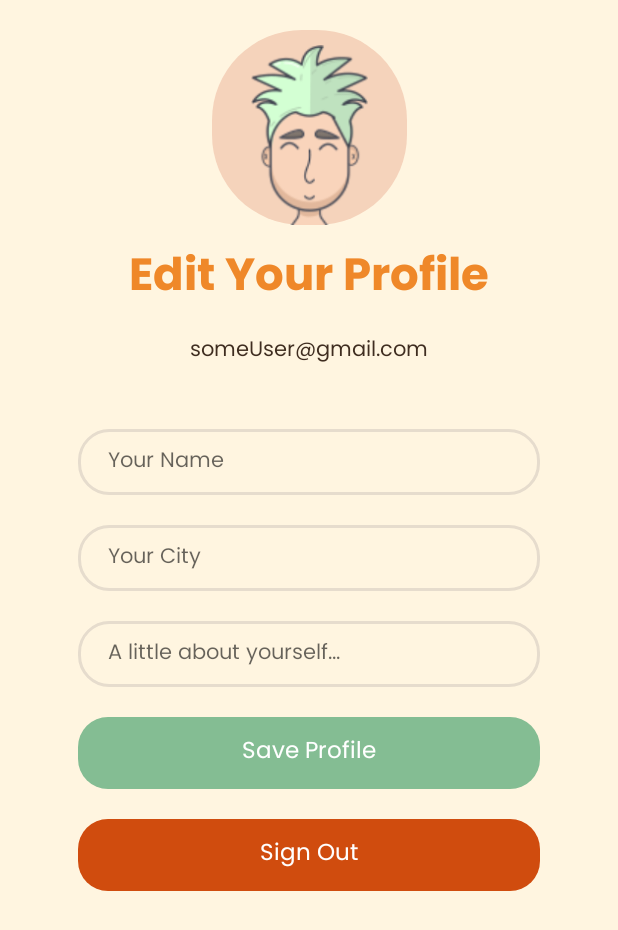
After one commit to anibalbastiass/android.ob.foodapp, an Android app: the fragment ProfileFragment placed in its activity, on a phone screen of 412 x 824 dp. The commit adds this screen. Shown: the top 930 px of the screen. Run offline under Robolectric (Android 15) with nearby library versions, the phone set to English and light mode, and no system bars; our stand-ins replace navigation-ui; libraries missing offline, so code that uses them is left out: org.kodein.di; 4 statements that could not run were skipped.

Commit message:
Implement Profile layout

```diff
--- a/app/src/main/java/com/ob/foodapp/FoodAppNavigator.kt
+++ b/app/src/main/java/com/ob/foodapp/FoodAppNavigator.kt
@@ -2,6 +2,7 @@ package com.ob.foodapp
 
 import android.view.View
 import androidx.navigation.findNavController
+import com.ob.foodapp.feature.result.ui.ResultFragmentDirections
 import com.ob.foodapp.feature.signin.ui.SignInFragmentDirections
 
 class FoodAppNavigator {
@@ -11,4 +12,8 @@ class FoodAppNavigator {
         view.findNavController().navigate(direction)
     }
 
+    fun navigateToProfile(view: View, email: String) {
+        val direction = ResultFragmentDirections.actionNavResultToNavProfile(email)
+        view.findNavController().navigate(direction)
+    }
 }
--- /dev/null
+++ b/app/src/main/java/com/ob/foodapp/feature/profile/ui/ProfileFragment.kt
@@ -0,0 +1,23 @@
+package com.ob.foodapp.feature.profile.ui
+
+import androidx.fragment.app.Fragment
+import com.ob.foodapp.BuildConfig
+import com.ob.foodapp.R
+import com.ob.foodapp.databinding.FragmentProfileBinding
+import com.ob.foodapp.databinding.FragmentSignInBinding
+import org.kodein.di.KodeinAware
+import org.kodein.di.KodeinTrigger
+import org.kodein.di.android.x.kodein
+import org.kodein.di.generic.kcontext
+
+class ProfileFragment: Fragment(R.layout.fragment_profile), KodeinAware {
+
+    @SuppressWarnings("LeakingThisInConstructor")
+    override val kodeinContext = kcontext<Fragment>(this)
+    override val kodein by kodein()
+    override val kodeinTrigger: KodeinTrigger? by lazy {
+        if (BuildConfig.DEBUG) KodeinTrigger() else super.kodeinTrigger
+    }
+
+    private lateinit var binding: FragmentProfileBinding
+}
--- a/app/src/main/java/com/ob/foodapp/feature/result/ui/ResultFragment.kt
+++ b/app/src/main/java/com/ob/foodapp/feature/result/ui/ResultFragment.kt
@@ -9,6 +9,7 @@ import androidx.recyclerview.widget.GridLayoutManager
 import androidx.recyclerview.widget.RecyclerView
 import com.google.android.material.tabs.TabLayout
 import com.ob.foodapp.BuildConfig
+import com.ob.foodapp.FoodAppNavigator
 import com.ob.foodapp.R
 import com.ob.foodapp.databinding.FragmentResultBinding
 import com.ob.foodapp.feature.result.presentation.viewmodel.ResultViewModel
@@ -26,6 +27,8 @@ import org.kodein.di.generic.kcontext
 
 class ResultFragment : Fragment(R.layout.fragment_result), KodeinAware {
 
+    private var mainView: View? = null
+
     @SuppressWarnings("LeakingThisInConstructor")
     override val kodeinContext = kcontext<Fragment>(this)
     override val kodein by kodein()
@@ -35,6 +38,7 @@ class ResultFragment : Fragment(R.layout.fragment_result), KodeinAware {
 
     private lateinit var binding: FragmentResultBinding
     private val resultViewModel: ResultViewModel by instance()
+    private val navigator: FoodAppNavigator by instance()
     private val resultAdapter = ResultAdapter()
 
     private val stateObserver = Observer<ResultViewState> { viewState ->
@@ -61,11 +65,16 @@ class ResultFragment : Fragment(R.layout.fragment_result), KodeinAware {
         super.onViewCreated(view, savedInstanceState)
         binding = FragmentResultBinding.bind(view)
         kodeinTrigger?.trigger()
+
+        this.mainView = view
+
         initTitle()
         initResultAdapter()
         onSelectTabItem()
 
         observe(resultViewModel.stateLiveData, stateObserver)
+
+        resultViewModel.getItemsByCategory(binding.tlCategories.getTabAt(0)?.text.toString())
     }
 
     private fun onSelectTabItem() {
@@ -99,6 +108,10 @@ class ResultFragment : Fragment(R.layout.fragment_result), KodeinAware {
             fullText = getString(R.string.what_would_),
             boldText = "you like?"
         )
+
+        binding.ivProfile.setOnClickListener {
+            navigator.navigateToProfile(mainView!!, "")
+        }
     }
 
 }
--- /dev/null
+++ b/app/src/main/res/layout/fragment_profile.xml
@@ -0,0 +1,141 @@
+<?xml version="1.0" encoding="utf-8"?>
+<androidx.constraintlayout.widget.ConstraintLayout xmlns:android="http://schemas.android.com/apk/res/android"
+    xmlns:app="http://schemas.android.com/apk/res-auto"
+    android:layout_width="match_parent"
+    android:layout_height="match_parent"
+    android:background="@color/backgroundDefault">
+
+    <ImageView
+        android:id="@+id/ivProfile"
+        android:layout_width="130dp"
+        android:layout_height="130dp"
+        android:layout_margin="20dp"
+        android:background="@drawable/oval_placeholder"
+        android:clickable="true"
+        android:focusable="true"
+        android:src="@drawable/profile_placeholder"
+        app:layout_constraintEnd_toEndOf="parent"
+        app:layout_constraintStart_toStartOf="parent"
+        app:layout_constraintTop_toTopOf="parent" />
+
+    <TextView
+        android:id="@+id/tvEditProfileTitle"
+        android:layout_width="0dp"
+        android:layout_height="wrap_content"
+        android:layout_margin="10dp"
+        android:fontFamily="@font/poppins_bold"
+        android:gravity="center_horizontal"
+        android:text="@string/edit_your_p"
+        android:textAppearance="@style/edit_your_p"
+        app:layout_constraintEnd_toEndOf="parent"
+        app:layout_constraintStart_toStartOf="parent"
+        app:layout_constraintTop_toBottomOf="@+id/ivProfile" />
+
+    <TextView
+        android:id="@+id/tvProfileEmail"
+        android:layout_width="0dp"
+        android:layout_height="wrap_content"
+        android:layout_margin="10dp"
+        android:fontFamily="@font/poppins_regular"
+        android:gravity="center_horizontal"
+        android:text="@string/someuser_gm"
+        android:textAppearance="@style/someuser_gm"
+        app:layout_constraintEnd_toEndOf="parent"
+        app:layout_constraintStart_toStartOf="parent"
+        app:layout_constraintTop_toBottomOf="@+id/tvEditProfileTitle" />
+
+    <EditText
+        android:id="@+id/etName"
+        android:layout_width="308dp"
+        android:layout_height="wrap_content"
+        android:layout_marginStart="20dp"
+        android:layout_marginTop="40dp"
+        android:layout_marginEnd="20dp"
+        android:background="@drawable/textbox"
+        android:fontFamily="@font/poppins_regular"
+        android:hint="@string/your_name"
+        android:imeOptions="actionNext"
+        android:inputType="textAutoCorrect"
+        android:maxEms="50"
+        android:maxLines="1"
+        android:textAppearance="@style/your_email"
+        app:layout_constraintEnd_toEndOf="parent"
+        app:layout_constraintStart_toStartOf="parent"
+        app:layout_constraintTop_toBottomOf="@+id/tvProfileEmail" />
+
+    <EditText
+        android:id="@+id/etCity"
+        android:layout_width="308dp"
+        android:layout_height="wrap_content"
+        android:layout_margin="20dp"
+        android:background="@drawable/textbox"
+        android:fontFamily="@font/poppins_regular"
+        android:hint="@string/your_city"
+        android:imeOptions="actionNext"
+        android:inputType="textAutoCorrect"
+        android:maxEms="50"
+        android:maxLines="1"
+        android:textAppearance="@style/your_email"
+        app:layout_constraintEnd_toEndOf="parent"
+        app:layout_constraintStart_toStartOf="parent"
+        app:layout_constraintTop_toBottomOf="@+id/etName" />
+
+    <EditText
+        android:id="@+id/etBio"
+        android:layout_width="308dp"
+        android:layout_height="wrap_content"
+        android:layout_margin="20dp"
+        android:background="@drawable/textbox"
+        android:fontFamily="@font/poppins_regular"
+        android:hint="@string/your_bio"
+        android:imeOptions="actionDone"
+        android:inputType="textAutoCorrect"
+        android:maxEms="50"
+        android:maxLines="1"
+        android:textAppearance="@style/your_email"
+        app:layout_constraintEnd_toEndOf="parent"
+        app:layout_constraintStart_toStartOf="parent"
+        app:layout_constraintTop_toBottomOf="@+id/etCity" />
+
+    <Button
+        android:id="@+id/btnSaveProfile"
+        android:layout_width="308dp"
+        android:layout_height="wrap_content"
+        android:layout_marginTop="20dp"
+        android:background="@drawable/button_primary"
+        android:fontFamily="@font/poppins_regular"
+        android:stateListAnimator="@null"
+        android:text="@string/save_profile"
+        android:textAppearance="@style/sign_in"
+        app:layout_constraintEnd_toEndOf="parent"
+        app:layout_constraintStart_toStartOf="parent"
+        app:layout_constraintTop_toBottomOf="@+id/etBio" />
+
+    <Button
+        android:id="@+id/btnSignOut"
+        android:layout_width="308dp"
+        android:layout_height="wrap_content"
+        android:layout_marginTop="20dp"
+        android:background="@drawable/button_secondary"
+        android:fontFamily="@font/poppins_regular"
+        android:stateListAnimator="@null"
+        android:text="@string/sign_out"
+        android:textAppearance="@style/sign_in"
+        app:layout_constraintEnd_toEndOf="parent"
+        app:layout_constraintStart_toStartOf="parent"
+        app:layout_constraintTop_toBottomOf="@+id/btnSaveProfile" />
+
+    <ProgressBar
+        android:id="@+id/pbSaveProfile"
+        android:layout_width="wrap_content"
+        android:layout_height="wrap_content"
+        android:layout_marginTop="20dp"
+        android:progressTint="@color/green_tab"
+        android:visibility="gone"
+        app:layout_constraintBottom_toBottomOf="parent"
+        app:layout_constraintEnd_toEndOf="parent"
+        app:layout_constraintStart_toStartOf="parent"
+        app:layout_constraintTop_toBottomOf="@+id/etCity" />
+
+
+</androidx.constraintlayout.widget.ConstraintLayout>
--- a/app/src/main/res/layout/fragment_result.xml
+++ b/app/src/main/res/layout/fragment_result.xml
@@ -20,6 +20,7 @@
         app:layout_constraintTop_toTopOf="parent" />
 
     <ImageView
+        android:id="@+id/ivProfile"
         android:layout_width="46dp"
         android:layout_height="46dp"
         android:layout_margin="20dp"
--- a/app/src/main/res/navigation/app_nav_graph.xml
+++ b/app/src/main/res/navigation/app_nav_graph.xml
@@ -26,6 +26,21 @@
         <argument
             android:name="email"
             app:argType="string" />
+        <action
+            android:id="@+id/action_nav_result_to_nav_profile"
+            app:destination="@id/nav_profile" />
+
+    </fragment>
+
+    <fragment
+        android:id="@+id/nav_profile"
+        android:name="com.ob.foodapp.feature.profile.ui.ProfileFragment"
+        android:label="@string/fragment_profile"
+        tools:layout="@layout/fragment_profile">
+
+        <argument
+            android:name="email"
+            app:argType="string" />
 
     </fragment>
 
--- a/app/src/main/res/values/strings.xml
+++ b/app/src/main/res/values/strings.xml
@@ -2,4 +2,10 @@
     <string name="app_name">Food App</string>
     <string name="fragment_sign_in">Sign In</string>
     <string name="fragment_result">Result</string>
+    <string name="fragment_profile">Profile</string>
+    <string name="your_bio">A little about yourself...</string>
+    <string name="your_city">Your City</string>
+    <string name="your_name">Your Name</string>
+    <string name="save_profile">Save Profile</string>
+    <string name="sign_out">Sign Out</string>
 </resources>
--- /dev/null
+++ b/library/ui-core/src/main/res/drawable/button_secondary.xml
@@ -0,0 +1,22 @@
+<?xml version="1.0" encoding="utf-8"?>
+<ripple xmlns:android="http://schemas.android.com/apk/res/android"
+    android:color="#D04C0E">
+    <item android:id="@android:id/mask">
+        <shape android:shape="rectangle">
+            <solid android:color="#C56233" />
+            <corners android:radius="20dp" />
+        </shape>
+    </item>
+
+    <item android:id="@android:id/background">
+        <shape android:shape="rectangle">
+            <solid android:color="#D04C0E" />
+            <corners android:radius="20dp" />
+            <padding
+                android:bottom="10dp"
+                android:left="20dp"
+                android:right="20dp"
+                android:top="10dp" />
+        </shape>
+    </item>
+</ripple>
--- /dev/null
+++ b/library/ui-core/src/main/res/drawable/oval_placeholder.xml
@@ -0,0 +1,18 @@
+<?xml version="1.0" encoding="utf-8"?>
+<ripple xmlns:android="http://schemas.android.com/apk/res/android"
+    android:color="#BAA08D">
+    <item android:id="@android:id/mask">
+        <shape android:shape="rectangle">
+            <solid android:color="#F5D3BB" />
+            <corners android:radius="60dp" />
+        </shape>
+    </item>
+
+    <item android:id="@android:id/background">
+        <shape android:shape="rectangle">
+            <solid android:color="#F5D3BB" />
+            <corners android:radius="60dp" />
+            <padding android:top="10dp" />
+        </shape>
+    </item>
+</ripple>
--- a/library/ui-core/src/main/res/values/strings.xml
+++ b/library/ui-core/src/main/res/values/strings.xml
@@ -6,4 +6,6 @@
     <string name="your_password">Your Password</string>
     <string name="sign_in">Sign In</string>
     <string name="what_would_">What would\nyou like?</string>
+    <string name="edit_your_p">Edit Your Profile</string>
+    <string name="someuser_gm">someUser@gmail.com</string>
 </resources>
--- a/library/ui-core/src/main/res/values/styles.xml
+++ b/library/ui-core/src/main/res/values/styles.xml
@@ -42,4 +42,14 @@
         <item name="android:textColor">#73665C</item>
     </style>
 
+    <style name="edit_your_p">
+        <item name="android:textSize">30sp</item>
+        <item name="android:textColor">#EF8829</item>
+    </style>
+
+    <style name="someuser_gm">
+        <item name="android:textSize">14sp</item>
+        <item name="android:textColor">#3F2D20</item>
+    </style>
+
 </resources>
```
